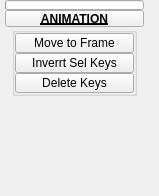
Qt form tentacle/ui/uiLevel_3/animation.ui (m3trik/tentacle) before a commit.
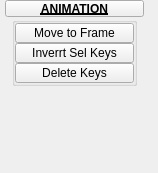
The same form after that commit. Custom widgets are drawn as their Qt base class.

```diff
--- a/tentacle/ui/uiLevel_3/animation.ui
+++ b/tentacle/ui/uiLevel_3/animation.ui
@@ -9,8 +9,8 @@
    <rect>
     <x>0</x>
     <y>0</y>
-    <width>159</width>
-    <height>196</height>
+    <width>158</width>
+    <height>173</height>
    </rect>
   </property>
   <property name="minimumSize">
@@ -51,35 +51,7 @@
      <property name="spacing">
       <number>0</number>
      </property>
-     <item row="0" column="1" colspan="2">
-      <widget class="ProgressBar" name="progressBar">
-       <property name="sizePolicy">
-        <sizepolicy hsizetype="Ignored" vsizetype="Fixed">
-         <horstretch>0</horstretch>
-         <verstretch>0</verstretch>
-        </sizepolicy>
-       </property>
-       <property name="minimumSize">
-        <size>
-         <width>0</width>
-         <height>10</height>
-        </size>
-       </property>
-       <property name="maximumSize">
-        <size>
-         <width>16777215</width>
-         <height>10</height>
-        </size>
-       </property>
-       <property name="value">
-        <number>0</number>
-       </property>
-       <property name="textVisible">
-        <bool>false</bool>
-       </property>
-      </widget>
-     </item>
-     <item row="2" column="1" colspan="2">
+     <item row="1" column="1" colspan="2">
       <layout class="QHBoxLayout" name="horizontalLayout">
        <item>
         <layout class="QVBoxLayout" name="verticalLayout">
@@ -227,7 +199,7 @@
        </item>
       </layout>
      </item>
-     <item row="1" column="1" colspan="2">
+     <item row="0" column="1" colspan="2">
       <widget class="PushButtonDraggable" name="draggable_header">
        <property name="minimumSize">
         <size>
@@ -266,11 +238,6 @@
    <extends>QPushButton</extends>
    <header>widgets.pushbuttondraggable.h</header>
   </customwidget>
-  <customwidget>
-   <class>ProgressBar</class>
-   <extends>QProgressBar</extends>
-   <header>widgets.progressbar.h</header>
-  </customwidget>
   <customwidget>
    <class>PushButton</class>
    <extends>QPushButton</extends>
```
